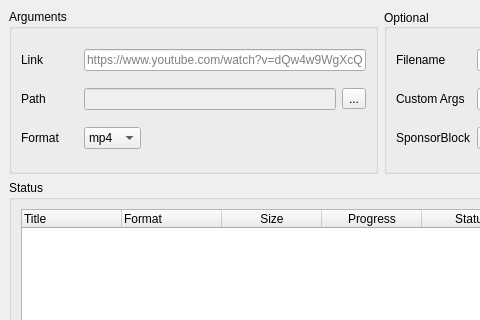
dsymbol/yt-dlp-gui, file app/ui/app.ui: the form before one commit; both pictures show x 0 to 480 and y 0 to 320 of the 841 by 622 pixel window.
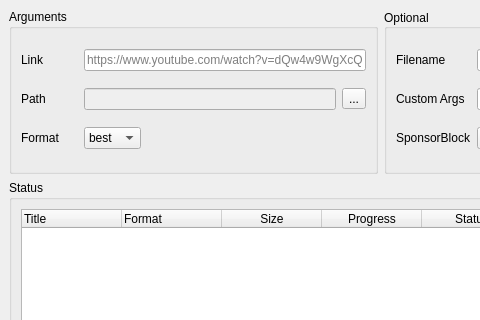
The form after the commit. Icons and pictures are not drawn.

Commit message: re-add best video format

The edit to the form file:
```diff
--- a/app/ui/app.ui
+++ b/app/ui/app.ui
@@ -345,6 +345,11 @@
            <height>0</height>
           </size>
          </property>
+         <item>
+          <property name="text">
+           <string>best</string>
+          </property>
+         </item>
          <item>
           <property name="text">
            <string>mp4</string>
```
The commit also changes 3 other files.
